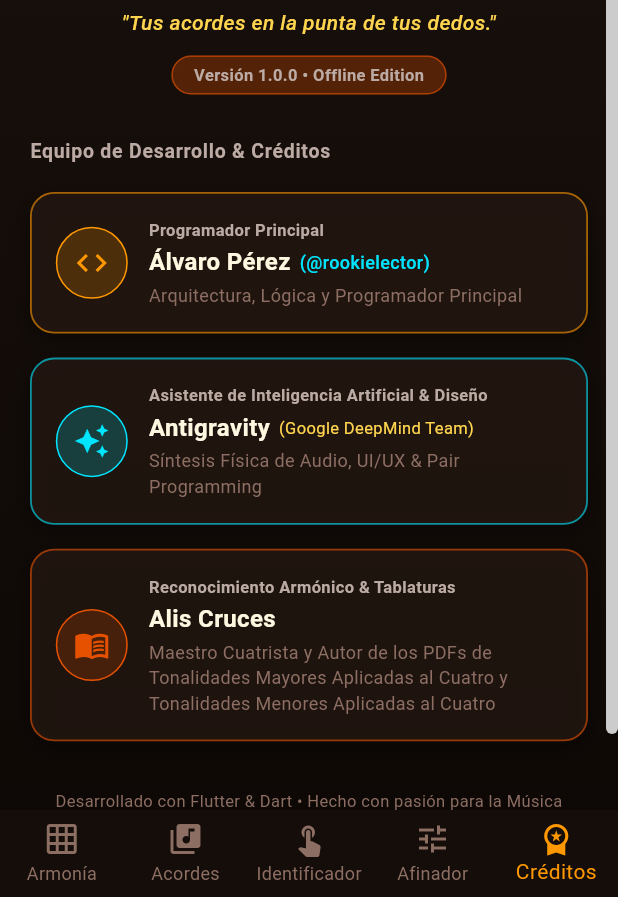
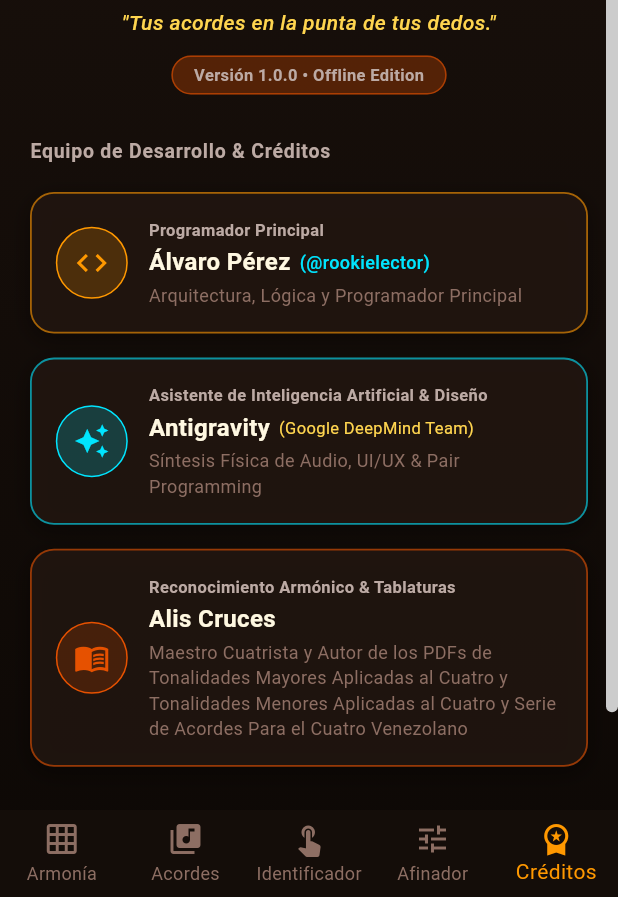
Before and after one commit to rookielector/cambur_pinton, a Flutter app: the screen it shows after launch, item 5 of the bottom bar chosen, on a phone screen of 412 x 824 dp, the part 339-1236 px from its top. Run offline on Flutter 3.47's test engine with Material 3 defaults, Android fonts, the phone set to English and light mode, and no system bars; our stand-ins replace audioplayers; missing offline and left inert: dart:html, dart:js.

Commit message:
Se corrigen agradecimientos

```diff
--- a/lib/core/constants/app_strings.dart
+++ b/lib/core/constants/app_strings.dart
@@ -44,7 +44,7 @@
       'Reconocimiento Armónico & Tablaturas';
   static const String specialThanksName = 'Alis Cruces';
   static const String specialThanksDesc =
-      'Maestro Cuatrista y Autor de los PDFs de Tonalidades Mayores Aplicadas al Cuatro y Tonalidades Menores Aplicadas al Cuatro';
+      'Maestro Cuatrista y Autor de los PDFs de Tonalidades Mayores Aplicadas al Cuatro y Tonalidades Menores Aplicadas al Cuatro y Serie de Acordes Para el Cuatro Venezolano';
 
 
   static const List<String> romanDegrees = [
```
